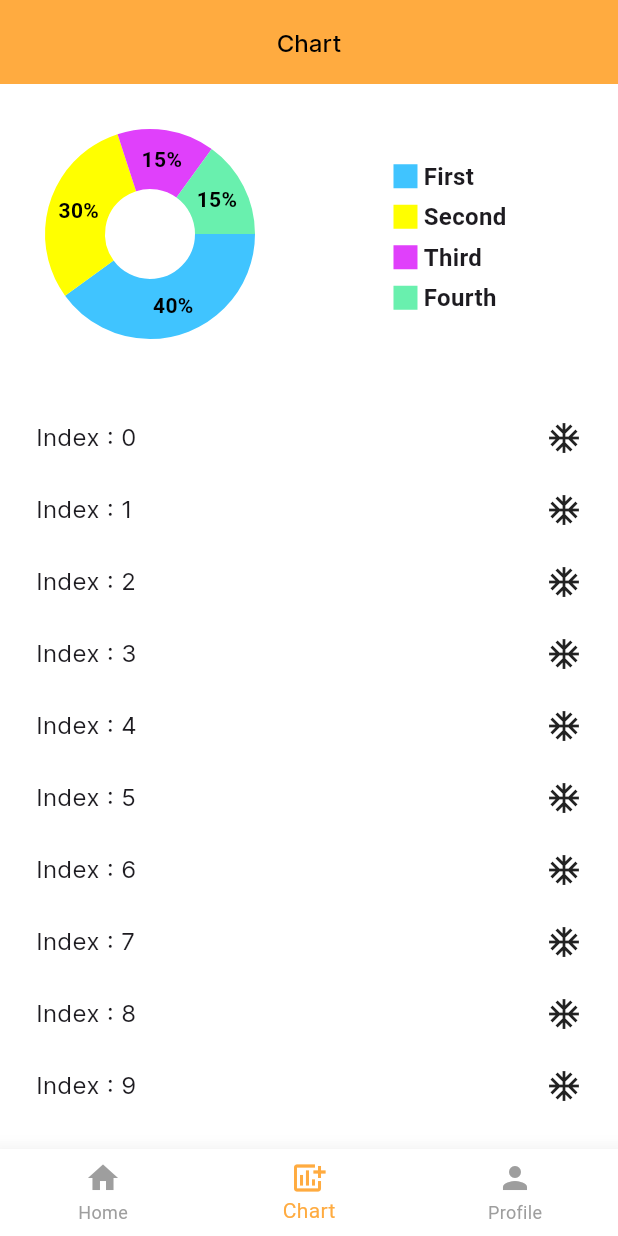
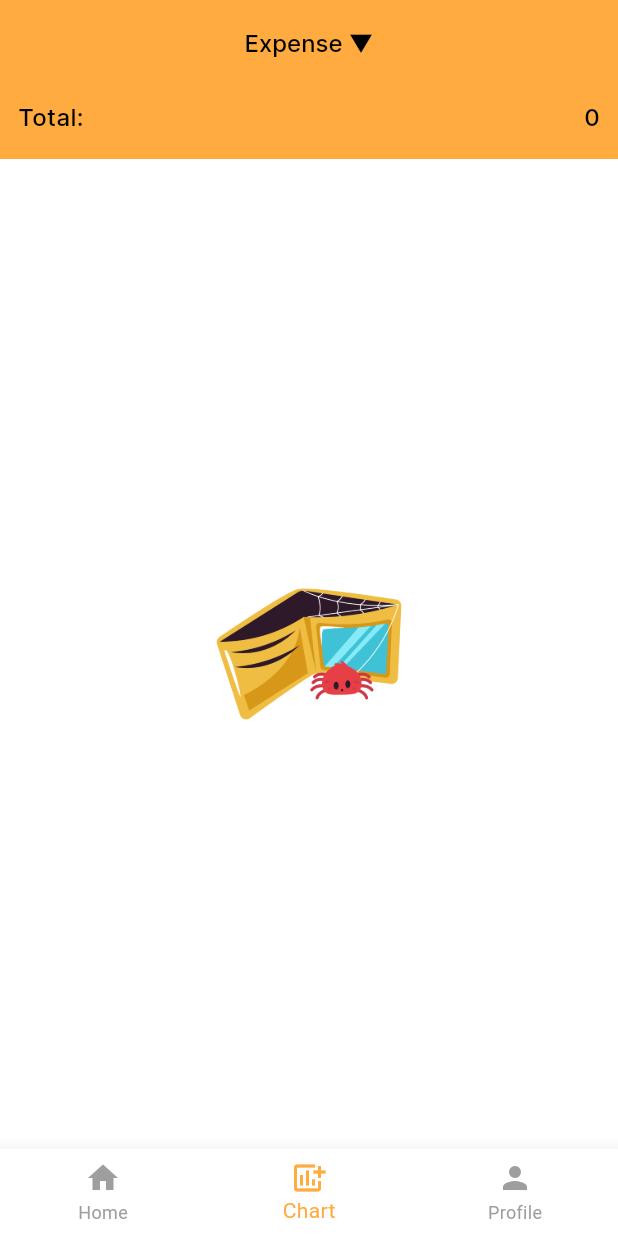
Before and after one commit to Nabijonov-Otabek-19/money_manager_clone, a Flutter app: the screen it shows after launch, item 2 of the bottom bar chosen, on a phone screen of 412 x 824 dp. Run offline on Flutter 3.47's test engine with Material 3 defaults, Android fonts, the light colour scheme and no system bars; drawn by our look-alikes of fl_chart; our stand-ins replace flutter_bloc, flutter_slidable, flutter_svg, freezed_annotation, get, get_it and 3 more; accounts and stored records are empty; Roboto replaces fonts that are missing (Poppinsregular).

Commit message:
project updated

```diff
--- /dev/null
+++ b/lib/feature/data/models/my_enums.dart
@@ -0,0 +1,3 @@
+enum MoneyType { EXPENSE, INCOME }
+
+enum LoadState { loading, loaded }
--- a/lib/feature/presentation/screens/charts/chart_screen.dart
+++ b/lib/feature/presentation/screens/charts/chart_screen.dart
@@ -1,5 +1,8 @@
-import 'package:fl_chart/fl_chart.dart';
 import 'package:flutter/material.dart';
+import 'package:flutter_bloc/flutter_bloc.dart';
+import 'package:flutter_svg/svg.dart';
+import 'package:money_manager_clone/core/extensions/my_extensions.dart';
+import 'package:money_manager_clone/feature/presentation/screens/charts/cubit/chart_cubit.dart';
 import 'package:money_manager_clone/feature/presentation/themes/fonts.dart';
 
 import '../../themes/colors.dart';
@@ -12,211 +15,189 @@ class ChartScreen extends StatefulWidget {
 }
 
 class _ChartScreenState extends State<ChartScreen> {
-  int touchedIndex = -1;
+  final cubit = ChartCubit();
+
+  final GlobalKey _menuKeyLang = GlobalKey();
+
+  final List<String> types = ["Expense", "Income"];
+
+  @override
+  void initState() {
+    cubit.getAllTypeModels();
+    super.initState();
+  }
+
+  @override
+  void dispose() {
+    cubit.close();
+    super.dispose();
+  }
 
   @override
   Widget build(BuildContext context) {
+    return BlocProvider(
+      create: (context) => cubit,
+      child: BlocBuilder<ChartCubit, ChartState>(
+        buildWhen: (pr, cr) =>
+            pr.loadState != cr.loadState || pr.moneyType != cr.moneyType,
+        builder: (context, state) {
           return Scaffold(
             appBar: AppBar(
-        title: const Text("Chart"),
+              title: InkWell(
+                highlightColor: AppColors.transparent,
+                borderRadius: BorderRadius.circular(12),
+                onTap: () {
+                  // show menu button
+                  dynamic state = _menuKeyLang.currentState;
+                  state
+                      .showButtonMenu(); // This opens the dropdown menu programmatically.
+                },
+                child: Padding(
+                  padding: const EdgeInsets.all(0),
+                  child: PopupMenuButton<String>(
+                    surfaceTintColor: AppColors.transparent,
+                    shadowColor: AppColors.transparent,
+                    key: _menuKeyLang,
+                    color: Theme.of(context).cardColor,
+                    shape: RoundedRectangleBorder(
+                      borderRadius: BorderRadius.circular(16),
                     ),
-      body: SingleChildScrollView(
-        child: Column(
-          children: [
-            Row(
-              crossAxisAlignment: CrossAxisAlignment.start,
-              mainAxisAlignment: MainAxisAlignment.spaceBetween,
-              children: [
-                SizedBox(
-                  width: 200,
-                  height: 200,
-                  child: PieChart(
-                    PieChartData(
-                      pieTouchData: PieTouchData(
-                        touchCallback: (FlTouchEvent event, pieTouchResponse) {
-                          setState(() {
-                            if (!event.isInterestedForInteractions ||
-                                pieTouchResponse == null ||
-                                pieTouchResponse.touchedSection == null) {
-                              touchedIndex = -1;
-                              return;
+                    child: Text(
+                      "${state.moneyType} ▼",
+                      style: pmedium.copyWith(
+                        fontSize: 16,
+                        color:
+                            Theme.of(context).appBarTheme.titleTextStyle?.color,
+                      ),
+                    ),
+                    itemBuilder: (context) {
+                      return types.map((choice) {
+                        return PopupMenuItem(
+                          value: choice,
+                          child: Text(
+                            choice,
+                            style: pmedium.copyWith(fontSize: 14),
+                          ),
+                        );
+                      }).toList();
+                    },
+                    onSelected: (value) async {
+                      if (value != state.moneyType) {
+                        cubit.changeType(value);
+                        await cubit.getAllTypeModels();
                       }
-                            touchedIndex = pieTouchResponse
-                                .touchedSection!.touchedSectionIndex;
-                          });
                     },
-                      ),
-                      borderData: FlBorderData(show: false),
-                      sectionsSpace: 0,
-                      centerSpaceRadius: 30,
-                      sections: showingSections(),
                   ),
                 ),
               ),
-                const Column(
-                  mainAxisAlignment: MainAxisAlignment.start,
-                  crossAxisAlignment: CrossAxisAlignment.start,
+              bottom: PreferredSize(
+                preferredSize: const Size.fromHeight(50),
+                child: Padding(
+                  padding: const EdgeInsets.only(
+                    left: 12,
+                    right: 12,
+                    bottom: 16,
+                  ),
+                  child: Row(
+                    crossAxisAlignment: CrossAxisAlignment.center,
+                    mainAxisAlignment: MainAxisAlignment.spaceBetween,
                     children: [
-                    SizedBox(height: 50),
-                    Indicator(
-                      color: AppColors.blue,
-                      text: 'First',
-                      isSquare: true,
+                      Text(
+                        "Total:",
+                        style: pmedium.copyWith(
+                          fontSize: 16,
+                          color: Theme.of(context)
+                              .appBarTheme
+                              .titleTextStyle
+                              ?.color,
                         ),
-                    SizedBox(height: 4),
-                    Indicator(
-                      color: AppColors.yellow,
-                      text: 'Second',
-                      isSquare: true,
                       ),
-                    SizedBox(height: 4),
-                    Indicator(
-                      color: AppColors.purple,
-                      text: 'Third',
-                      isSquare: true,
+                      Text(
+                        separateBalance(state.totalExpense.toString()),
+                        style: pmedium.copyWith(
+                          fontSize: 16,
+                          color: Theme.of(context)
+                              .appBarTheme
+                              .titleTextStyle
+                              ?.color,
                         ),
-                    SizedBox(height: 4),
-                    Indicator(
-                      color: AppColors.green,
-                      text: 'Fourth',
-                      isSquare: true,
                       ),
                     ],
                   ),
-                const SizedBox(width: 12),
-              ],
                 ),
-            Padding(
+              ),
+            ),
+            body: Builder(
+              builder: (context) {
+                if (state.list.isEmpty) {
+                  return Center(
+                    child: Image.asset(
+                      'empty3'.pngIcon,
+                      width: 140,
+                      height: 140,
+                    ),
+                  );
+                }
+                return Padding(
                   padding: const EdgeInsets.symmetric(
                     horizontal: 12,
                     vertical: 12,
                   ),
                   child: ListView.builder(
-                itemCount: 10,
-                shrinkWrap: true,
-                physics: const NeverScrollableScrollPhysics(),
+                    itemCount: state.list.length,
                     itemBuilder: (context, index) {
-                  return Padding(
-                    padding: const EdgeInsets.all(12),
+                      final model = state.list[index];
+                      return Card(
+                        elevation: 1,
+                        color: Theme.of(context).cardColor,
+                        child: Padding(
+                          padding: const EdgeInsets.symmetric(
+                            horizontal: 12,
+                            vertical: 6,
+                          ),
                           child: Row(
                             crossAxisAlignment: CrossAxisAlignment.center,
                             mainAxisAlignment: MainAxisAlignment.spaceBetween,
                             children: [
+                              Row(
+                                children: [
+                                  ClipRRect(
+                                    borderRadius: BorderRadius.circular(40),
+                                    child: ColoredBox(
+                                      color: AppColors.orange,
+                                      child: Padding(
+                                        padding: const EdgeInsets.all(8.0),
+                                        child: SvgPicture.asset(
+                                          model.icon.svgIcon,
+                                          width: 20,
+                                          height: 20,
+                                        ),
+                                      ),
+                                    ),
+                                  ),
+                                  const SizedBox(width: 8),
                                   Text(
-                          "Index : $index",
-                          style: pregular.copyWith(fontSize: 16),
+                                    model.title,
+                                    style: pregular.copyWith(fontSize: 14),
                                   ),
-                        const Icon(Icons.ac_unit),
                                 ],
                               ),
-                  );
-                },
-              ),
+                              Text(
+                                separateBalance(model.number.toString()),
+                                style: pregular.copyWith(fontSize: 14),
                               ),
                             ],
                           ),
                         ),
                       );
-  }
-
-  List<PieChartSectionData> showingSections() {
-    return List.generate(4, (i) {
-      final isTouched = i == touchedIndex;
-      final fontSize = isTouched ? 22.0 : 14.0;
-      final radius = isTouched ? 50.0 : 40.0;
-      switch (i) {
-        case 0:
-          return PieChartSectionData(
-            color: AppColors.blue,
-            value: 40,
-            title: '40%',
-            radius: radius,
-            titleStyle: TextStyle(
-              fontSize: fontSize,
-              fontWeight: FontWeight.bold,
-              color: AppColors.black,
+                    },
                   ),
                 );
-        case 1:
-          return PieChartSectionData(
-            color: AppColors.yellow,
-            value: 30,
-            title: '30%',
-            radius: radius,
-            titleStyle: TextStyle(
-              fontSize: fontSize,
-              fontWeight: FontWeight.bold,
-              color: AppColors.black,
+              },
             ),
           );
-        case 2:
-          return PieChartSectionData(
-            color: AppColors.purple,
-            value: 15,
-            title: '15%',
-            radius: radius,
-            titleStyle: TextStyle(
-              fontSize: fontSize,
-              fontWeight: FontWeight.bold,
-              color: AppColors.black,
+        },
       ),
-          );
-        case 3:
-          return PieChartSectionData(
-            color: AppColors.green,
-            value: 15,
-            title: '15%',
-            radius: radius,
-            titleStyle: TextStyle(
-              fontSize: fontSize,
-              fontWeight: FontWeight.bold,
-              color: AppColors.black,
-            ),
-          );
-        default:
-          throw Error();
-      }
-    });
-  }
-}
-
-class Indicator extends StatelessWidget {
-  const Indicator({
-    super.key,
-    required this.color,
-    required this.text,
-    required this.isSquare,
-    this.size = 16,
-    this.textColor,
-  });
-  final Color color;
-  final String text;
-  final bool isSquare;
-  final double size;
-  final Color? textColor;
-
-  @override
-  Widget build(BuildContext context) {
-    return Row(
-      children: <Widget>[
-        Container(
-          width: size,
-          height: size,
-          decoration: BoxDecoration(
-            shape: isSquare ? BoxShape.rectangle : BoxShape.circle,
-            color: color,
-          ),
-        ),
-        const SizedBox(width: 4),
-        Text(
-          text,
-          style: TextStyle(
-            fontSize: 16,
-            fontWeight: FontWeight.bold,
-            color: textColor,
-          ),
-        )
-      ],
     );
   }
 }
--- a/lib/feature/presentation/screens/charts/cubit/chart_state.dart
+++ b/lib/feature/presentation/screens/charts/cubit/chart_state.dart
@@ -2,5 +2,10 @@ part of 'chart_cubit.dart';
 
 @freezed
 class ChartState with _$ChartState {
-  const factory ChartState() = _ChartState;
+  const factory ChartState({
+    @Default(LoadState.loaded) LoadState loadState,
+    @Default(0) int totalExpense,
+    @Default([]) List<ExpenseModel> list,
+    @Default("Expense") String moneyType,
+  }) = _ChartState;
 }
--- a/lib/feature/presentation/screens/detail/cubit/detail_cubit.dart
+++ b/lib/feature/presentation/screens/detail/cubit/detail_cubit.dart
@@ -3,7 +3,7 @@ import 'package:freezed_annotation/freezed_annotation.dart';
 import 'package:money_manager_clone/feature/data/models/my_model.dart';
 
 import '../../../../data/datasources/my_storage.dart';
-import '../../home/cubit/home_cubit.dart';
+import '../../../../data/models/my_enums.dart';
 
 part 'detail_state.dart';
 
--- a/lib/feature/presentation/screens/home/cubit/home_cubit.dart
+++ b/lib/feature/presentation/screens/home/cubit/home_cubit.dart
@@ -2,6 +2,7 @@ import 'package:flutter_bloc/flutter_bloc.dart';
 import 'package:freezed_annotation/freezed_annotation.dart';
 
 import '../../../../data/datasources/my_storage.dart';
+import '../../../../data/models/my_enums.dart';
 import '../../../../data/models/my_model.dart';
 
 part 'home_state.dart';
--- a/lib/feature/presentation/screens/home/cubit/home_state.dart
+++ b/lib/feature/presentation/screens/home/cubit/home_state.dart
@@ -10,5 +10,3 @@ class HomeState with _$HomeState {
     @Default(0) int currentMonthBalance,
   }) = _HomeState;
 }
-
-enum LoadState { loading, loaded }
--- a/lib/feature/presentation/screens/main/cubit/main_cubit.dart
+++ b/lib/feature/presentation/screens/main/cubit/main_cubit.dart
@@ -1,6 +1,7 @@
 import 'package:flutter_bloc/flutter_bloc.dart';
 import 'package:freezed_annotation/freezed_annotation.dart';
 
+import '../../../../data/models/my_enums.dart';
 import '../../home/cubit/home_cubit.dart';
 
 part 'main_state.dart';
--- a/lib/feature/presentation/screens/splash/splash_screen.dart
+++ b/lib/feature/presentation/screens/splash/splash_screen.dart
@@ -30,9 +30,9 @@ class _SplashScreenState extends State<SplashScreen> {
       height: MediaQuery.sizeOf(context).height,
       child: Center(
         child: Image.asset(
-          'wallet'.pngIcon,
-          width: 120,
-          height: 120,
+          'empty'.pngIcon,
+          width: 150,
+          height: 150,
         ),
       ),
     );
```
Also changed, not shown: lib/feature/data/datasources/my_storage.dart (+22 -6 lines), lib/feature/presentation/screens/add/add_screen.dart (+15 -16 lines), lib/feature/presentation/screens/charts/cubit/chart_cubit.dart (+50 -0 lines), lib/feature/presentation/screens/home/home_screen.dart (+12 -13 lines), lib/feature/presentation/screens/profile/profile_screen.dart (+13 -1 lines), assets/images/empty.png (added), assets/images/empty3.png (added), lib/feature/presentation/screens/charts/cubit/chart_cubit.freezed.dart. Lines whose indentation alone changed are shown as unchanged.
